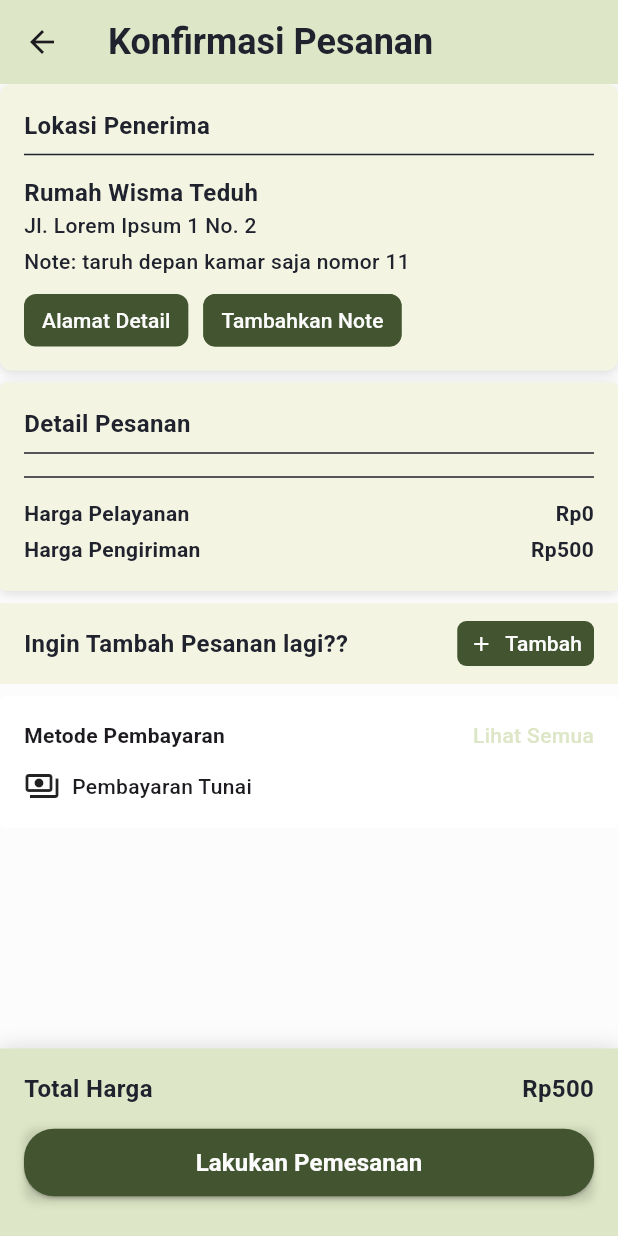
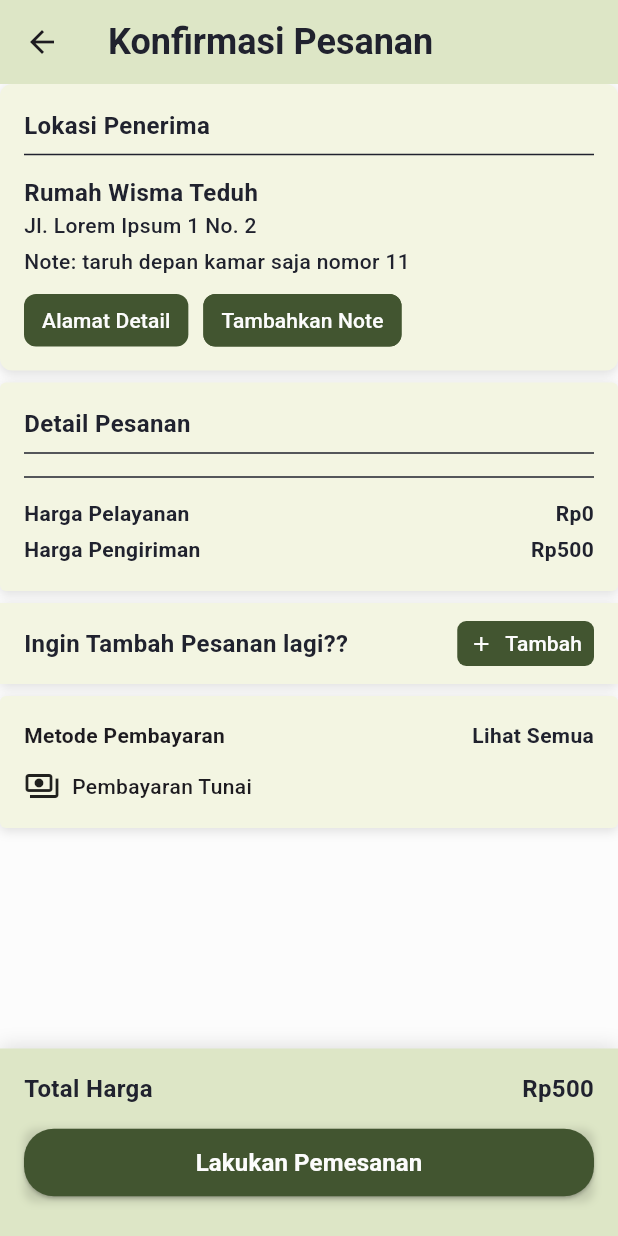
Before and after one commit to jasonrivalino/ta_nutrisenior_app, a Flutter app: the OrderConfirmationView screen opened directly with empty values, on a phone screen of 412 x 824 dp. Run offline on Flutter 3.47's test engine with Material 3 defaults, Android fonts, the phone set to English and light mode, and no system bars; our stand-ins replace connectivity_plus, flutter_local_notifications, fluttertoast, font_awesome_flutter, go_router, google_maps_flutter and 5 more; accounts and stored records are empty; Roboto replaces fonts that are missing (Roboto-Bold, Roboto-Medium).

Commit message:
fix: choose payment method view

```diff
--- a/lib/features/OrderSection/OrderingMenu/ConfirmationOrdering/confirmation_ordering_view.dart
+++ b/lib/features/OrderSection/OrderingMenu/ConfirmationOrdering/confirmation_ordering_view.dart
@@ -74,7 +74,10 @@ class _OrderConfirmationViewState extends State<OrderConfirmationView> {
         showBackButton: true,
         customParam: _selectedProducts,
       ),
-      body: ListView(
+      body: SingleChildScrollView(
+        padding: const EdgeInsets.only(bottom: 16),
+        child: Column(
+          crossAxisAlignment: CrossAxisAlignment.start,
           children: [
             RecipientLocationBox(
               onAddressClick: () {},
@@ -116,34 +119,10 @@ class _OrderConfirmationViewState extends State<OrderConfirmationView> {
             ),
             const SizedBox(height: 8),
 
-          Container(
-            padding: const EdgeInsets.all(16),
-            decoration: BoxDecoration(
-              color: Colors.white,
-              borderRadius: BorderRadius.circular(4),
-            ),
-            child: Column(
-              crossAxisAlignment: CrossAxisAlignment.start,
-              children: [
-                const Row(
-                  mainAxisAlignment: MainAxisAlignment.spaceBetween,
-                  children: [
-                    Text("Metode Pembayaran", style: TextStyle(fontWeight: FontWeight.bold)),
-                    Text("Lihat Semua", style: TextStyle(color: AppColors.berylGreen)),
+            const PaymentMethodBox(),
+            const SizedBox(height: 8),
           ],
         ),
-                const SizedBox(height: 12),
-                const Row(
-                  children: [
-                    Icon(Icons.payments_outlined),
-                    SizedBox(width: 8),
-                    Text("Pembayaran Tunai"),
-                  ],
-                ),
-              ],
-            ),
-          ),
-        ],
       ),
       bottomNavigationBar: OrderBottomNavbar(
         totalPrice: _calculateUpdatedTotalPrice(),
--- a/lib/features/OrderSection/OrderingMenu/ConfirmationOrdering/confirmation_ordering_widget.dart
+++ b/lib/features/OrderSection/OrderingMenu/ConfirmationOrdering/confirmation_ordering_widget.dart
@@ -353,6 +353,13 @@ class AddMoreOrderButtonBox extends StatelessWidget {
       padding: const EdgeInsets.symmetric(horizontal: 16, vertical: 12),
       decoration: const BoxDecoration(
         color: AppColors.ecruWhite,
+        boxShadow: [
+          BoxShadow(
+            color: Colors.black12,
+            blurRadius: 6,
+            offset: Offset(0, 2),
+          ),
+        ],
       ),
       child: Row(
         mainAxisAlignment: MainAxisAlignment.spaceBetween,
@@ -387,3 +394,51 @@ class AddMoreOrderButtonBox extends StatelessWidget {
     );
   }
 }
+
+class PaymentMethodBox extends StatelessWidget {
+  const PaymentMethodBox({super.key});
+
+  @override
+  Widget build(BuildContext context) {
+    return Container(
+      padding: const EdgeInsets.all(16),
+      decoration: BoxDecoration(
+        color: AppColors.ecruWhite,
+        boxShadow: const [
+          BoxShadow(
+            color: Colors.black12,
+            blurRadius: 6,
+            offset: Offset(0, 2),
+          ),
+        ],
+        borderRadius: BorderRadius.circular(4),
+      ),
+      child: Column(
+        crossAxisAlignment: CrossAxisAlignment.start,
+        children: const [
+          Row(
+            mainAxisAlignment: MainAxisAlignment.spaceBetween,
+            children: [
+              Text(
+                "Metode Pembayaran",
+                style: TextStyle(fontWeight: FontWeight.bold),
+              ),
+              Text(
+                "Lihat Semua",
+                style: TextStyle(color: AppColors.dark, fontWeight: FontWeight.bold, fontFamily: AppFonts.fontBold),
+              ),
+            ],
+          ),
+          SizedBox(height: 12),
+          Row(
+            children: [
+              Icon(Icons.payments_outlined),
+              SizedBox(width: 8),
+              Text("Pembayaran Tunai"),
+            ],
+          ),
+        ],
+      ),
+    );
+  }
+}
```
Lines whose indentation alone changed are shown as unchanged.
